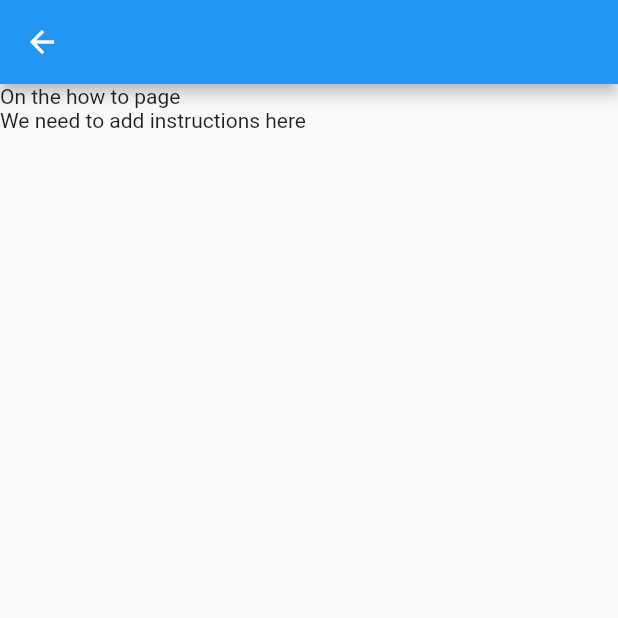
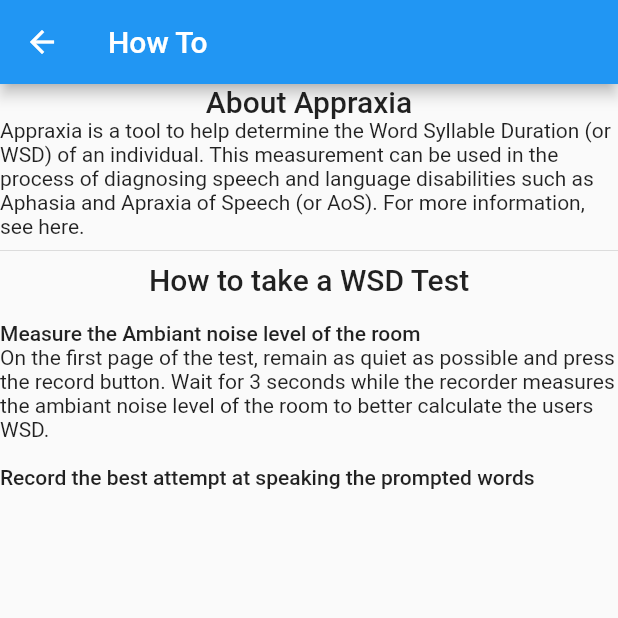
Before and after one commit to RyanRemer/project_apraxia, a Flutter app: the HowToPage screen opened directly, on a phone screen of 412 x 824 dp, the top half of it. Run offline on Flutter 3.47's test engine with Material 2 defaults, Android fonts, the phone set to English and light mode, and no system bars; our stand-ins replace signature; missing offline and left inert: amazon_cognito_identity_dart_2, audioplayer.

Commit message:
Start of the how to page.

```diff
--- a/lib/page/HowToPage.dart
+++ b/lib/page/HowToPage.dart
@@ -1,4 +1,6 @@
 import 'package:flutter/material.dart';
+import 'package:flutter/gestures.dart';
+import 'package:url_launcher/url_launcher.dart';
 
 
 class HowToPage extends StatelessWidget {
@@ -7,14 +9,52 @@ class HowToPage extends StatelessWidget {
   Widget build(BuildContext context) {
     return Scaffold(
       appBar: AppBar(
+        title: Text("How To"),
         // automaticallyImplyLeading: true,
       ),
       body: Column(
-        crossAxisAlignment: CrossAxisAlignment.start,
-        mainAxisSize: MainAxisSize.min,
+        crossAxisAlignment: CrossAxisAlignment.center,
         children: <Widget>[
-          Text("On the how to page"),
-          Text("We need to add instructions here")
+          Text("About Appraxia", style: Theme.of(context).textTheme.title),
+          RichText(
+            text: TextSpan(
+              children: [
+                TextSpan(
+                  text: "Appraxia is a tool to help determine the Word Syllable Duration (or WSD) of"
+                      " an individual. This measurement can be used in the process of diagnosing"
+                      " speech and language disabilities such as Aphasia and Apraxia of Speech (or AoS)"
+                      ". For more information, see ",
+                  style: Theme.of(context).textTheme.body1,
+                ),
+                TextSpan(
+                  text: "here",
+                  style: Theme.of(context).textTheme.body1,
+                  recognizer: new TapGestureRecognizer() ..onTap = () async {
+                    await launch("https://scholarsarchive.byu.edu/facpub/3251/");
+                  }
+                ),
+                TextSpan(
+                  text: ".",
+                  style: Theme.of(context).textTheme.body1,
+                )
+              ]
+            )
+          ),
+          Divider(),
+          Text("How to take a WSD Test", style: Theme.of(context).textTheme.title),
+          Text(""),
+          Align(
+            alignment: Alignment.centerLeft,
+            child: Text("Measure the Ambiant noise level of the room", style: Theme.of(context).textTheme.body2)
+          ),
+          Text("On the first page of the test, remain as quiet as possible and press the record button."
+              " Wait for 3 seconds while the recorder measures the ambiant noise level of the room to better"
+              " calculate the users WSD.", style: Theme.of(context).textTheme.body1),
+          Text(""), // This is basically just a divider without a line
+          Align(
+              alignment: Alignment.centerLeft,
+              child: Text("Record the best attempt at speaking the prompted words", style: Theme.of(context).textTheme.body2)
+          ),
         ]
       )
     );
--- a/pubspec.yaml
+++ b/pubspec.yaml
@@ -26,6 +26,7 @@ dependencies:
   signature: ^3.0.0
   path_provider: ^1.5.1
   intl: ^0.16.1
+  url_launcher: ^5.4.1
 
   # The following adds the Cupertino Icons font to your application.
   # Use with the CupertinoIcons class for iOS style icons.
```
